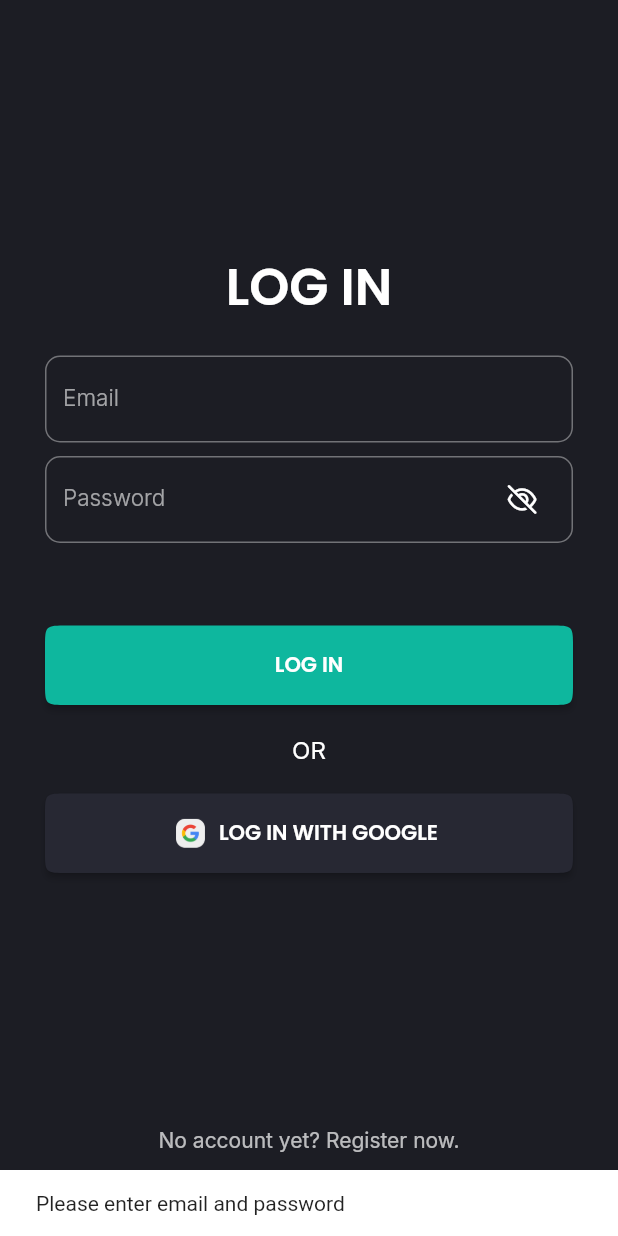
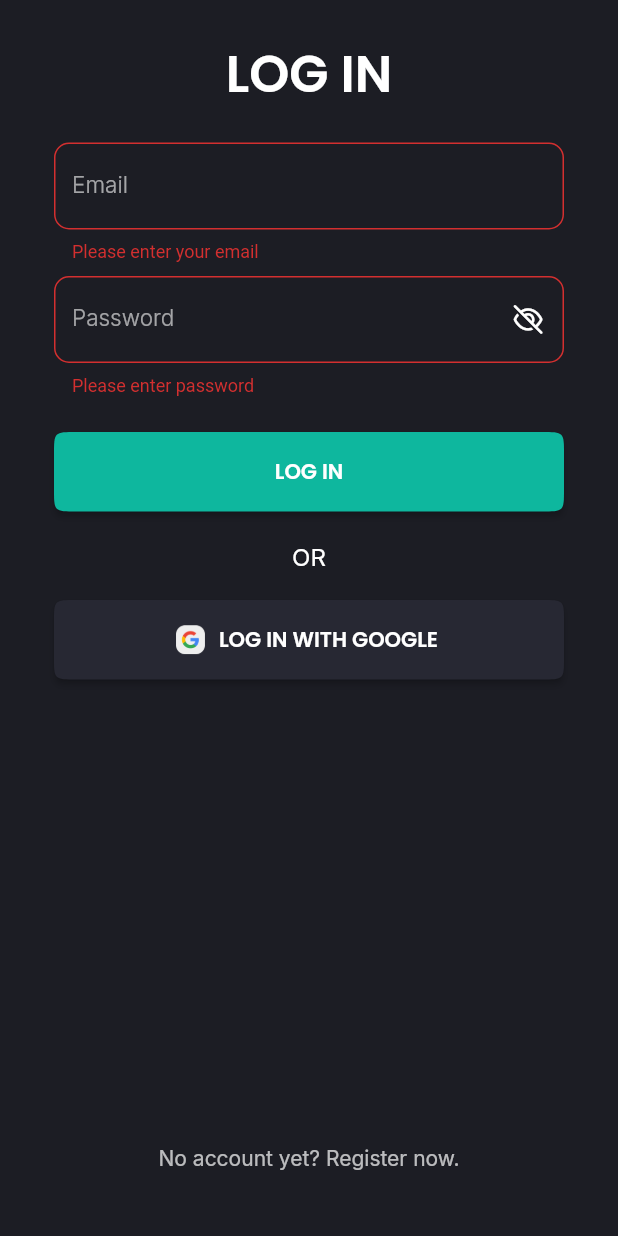
Before and after one commit to demirrepo/subtrack, a Flutter app: the Signin screen opened directly, after a tap on "LOG IN", on a phone screen of 412 x 824 dp. Run offline on Flutter 3.47's test engine with Material 3 defaults, Android fonts, the phone set to English and light mode, and no system bars; our stand-ins replace cloud_firestore, firebase_auth, firebase_core, font_awesome_flutter, google_fonts, google_sign_in; accounts and stored records are empty.

Commit message:
Sign In / Sign Up - completed || Dashboard layout building is in progress

```diff
--- a/lib/screens/signin.dart
+++ b/lib/screens/signin.dart
@@ -1,11 +1,16 @@
+import 'package:flutter/foundation.dart';
 import 'package:flutter/material.dart';
-import 'package:flutter/foundation.dart';
+import 'package:google_fonts/google_fonts.dart';
+import 'package:font_awesome_flutter/font_awesome_flutter.dart';
+import 'package:cloud_firestore/cloud_firestore.dart';
+import 'package:firebase_auth/firebase_auth.dart';
+import 'package:subtrack/screens/dashboard.dart';
 import 'package:subtrack/screens/signup.dart';
 import '../services/auth_service.dart';
-import 'package:google_fonts/google_fonts.dart';
-import 'package:font_awesome_flutter/font_awesome_flutter.dart';
 
 class Signin extends StatefulWidget {
+  const Signin({super.key});
+
   @override
   State<StatefulWidget> createState() {
     return _SigninState();
@@ -13,6 +18,7 @@ class Signin extends StatefulWidget {
 }
 
 class _SigninState extends State<Signin> {
+  final _formKey = GlobalKey<FormState>();
   final _emailController = TextEditingController();
   final _passwordController = TextEditingController();
   final auth = AuthService();
@@ -26,88 +32,135 @@ class _SigninState extends State<Signin> {
     super.dispose();
   }
 
+  bool _isPasswordValid(String p) => p.trim().length >= 8;
+
+  // Ensure user doc exists and return it
+  Future<Map<String, dynamic>?> _fetchOrCreateUserDoc(User user) async {
+    final docRef = FirebaseFirestore.instance.collection('users').doc(user.uid);
+    final snap = await docRef.get();
+    if (snap.exists) return snap.data();
+
+    // create minimal doc
+    await auth.createOrUpdateUserDoc(user: user, username: user.displayName);
+    final created = await docRef.get();
+    return created.exists ? created.data() : null;
+  }
+
   Future<void> _handleEmailSignIn() async {
-    final String email = _emailController.text.trim();
-    final String password = _passwordController.text;
+    if (!_formKey.currentState!.validate()) return;
 
-    if (email.isEmpty || password.isEmpty) {
-      ScaffoldMessenger.of(context).showSnackBar(
-        const SnackBar(content: Text("Please enter email and password")),
-      );
-      return;
-    }
+    final email = _emailController.text.trim();
+    final password = _passwordController.text;
 
     setState(() => isLoading = true);
     try {
-      await auth.signIn(email, password);
+      final user = await auth.signIn(email, password);
+      if (user == null) throw Exception('Sign in returned null user');
+
+      // Ensure Firestore user doc exists
+      final userDoc = await _fetchOrCreateUserDoc(user);
+      if (kDebugMode) print('User doc after sign-in: $userDoc');
+
+      if (!mounted) return;
       ScaffoldMessenger.of(
         context,
-      ).showSnackBar(const SnackBar(content: Text("Sign in success")));
-      // Navigate to dashboard
+      ).showSnackBar(const SnackBar(content: Text('Sign in successful')));
+
+      Navigator.of(
+        context,
+      ).pushReplacement(MaterialPageRoute(builder: (_) => Dashboard()));
+      // TODO: navigate to dashboard / home and pass userDoc if needed
     } catch (e) {
+      if (!mounted) return;
       ScaffoldMessenger.of(context).showSnackBar(
-        SnackBar(content: Text("Sign in failed: ${e.toString()}")),
+        SnackBar(content: Text('Sign in failed: ${e.toString()}')),
       );
-      if (kDebugMode) print(e);
+      if (kDebugMode) print('Sign in error: $e');
     } finally {
-      setState(() => isLoading = false);
+      if (mounted) setState(() => isLoading = false);
     }
   }
 
   Future<void> _handleGoogleSignIn() async {
     setState(() => isLoading = true);
     try {
-      final user =
-          await auth.signUpWithGoogle(); // same method works for sign-in
+      // Make sure your AuthService exposes signInWithGoogle();
+      // if your service uses signUpWithGoogle() keep that name instead.
+      final user = await auth.signInWithGoogle();
       if (user == null) {
+        if (!mounted) return;
         ScaffoldMessenger.of(context).showSnackBar(
-          const SnackBar(content: Text("Google sign-in cancelled")),
+          const SnackBar(content: Text('Google sign-in cancelled')),
         );
-      } else {
-        ScaffoldMessenger.of(
+        return;
+      }
+
+      // Ensure Firestore user doc exists
+      final userDoc = await _fetchOrCreateUserDoc(user);
+      if (kDebugMode) print('Google user doc: $userDoc');
+
+      if (!mounted) return;
+      ScaffoldMessenger.of(context).showSnackBar(
+        const SnackBar(content: Text('Google sign-in successful')),
+      );
+
+      Navigator.of(
         context,
-        ).showSnackBar(const SnackBar(content: Text("Google sign-in success")));
-        // Navigate to dashboard
-      }
+      ).pushReplacement(MaterialPageRoute(builder: (_) => Dashboard()));
+
+      // TODO: navigate to dashboard / home
     } catch (e) {
+      if (!mounted) return;
       ScaffoldMessenger.of(context).showSnackBar(
-        SnackBar(content: Text("Google sign-in failed: ${e.toString()}")),
+        SnackBar(content: Text('Google sign-in failed: ${e.toString()}')),
       );
-      if (kDebugMode) print(e);
+      if (kDebugMode) print('Google sign-in error: $e');
     } finally {
-      setState(() => isLoading = false);
+      if (mounted) setState(() => isLoading = false);
     }
   }
 
   @override
   Widget build(BuildContext context) {
+    const accent = Color(0xFF0EB79E);
+
     return Scaffold(
+      resizeToAvoidBottomInset: false,
       backgroundColor: const Color(0xFF1C1D24),
       body: SafeArea(
         child: Padding(
-          padding: const EdgeInsets.all(12),
+          // outer padding (same as signup)
+          padding: const EdgeInsets.symmetric(horizontal: 18),
           child: Column(
             children: [
-              // Centered, non-scrollable form area
+              // form area (aligned to top, horizontally centered)
               Expanded(
-                child: Center(
+                child: Align(
+                  alignment: Alignment.topCenter,
+                  child: Padding(
+                    padding: const EdgeInsets.only(top: 24),
                     child: Column(
-                    mainAxisSize:
-                        MainAxisSize.min, // keep form compact & centered
+                      mainAxisSize: MainAxisSize.min,
                       children: [
                         Text(
-                        "LOG IN",
+                          'LOG IN',
                           style: GoogleFonts.poppins(
                             color: Colors.white,
                             fontSize: 34,
                             fontWeight: FontWeight.w600,
                           ),
                         ),
+
                         const SizedBox(height: 20),
 
+                        // inner padding matches signup (adds extra horizontal inset)
                         Padding(
                           padding: const EdgeInsets.symmetric(horizontal: 18),
-                        child: TextField(
+                          child: Form(
+                            key: _formKey,
+                            child: Column(
+                              children: [
+                                TextFormField(
                                   controller: _emailController,
                                   style: GoogleFonts.inter(
                                     fontSize: 15,
@@ -121,14 +174,21 @@ class _SigninState extends State<Signin> {
                                       borderRadius: BorderRadius.circular(10),
                                     ),
                                   ),
-                        ),
+                                  validator: (v) {
+                                    final s = v?.trim() ?? '';
+                                    if (s.isEmpty)
+                                      return 'Please enter your email';
+                                    if (!RegExp(
+                                      r'^[^@]+@[^@]+\.[^@]+',
+                                    ).hasMatch(s))
+                                      return 'Enter a valid email';
+                                    return null;
+                                  },
                                 ),
 
                                 const SizedBox(height: 9),
 
-                      Padding(
-                        padding: const EdgeInsets.symmetric(horizontal: 18),
-                        child: TextField(
+                                TextFormField(
                                   obscureText: _passwordVisible,
                                   controller: _passwordController,
                                   style: GoogleFonts.inter(
@@ -138,9 +198,7 @@ class _SigninState extends State<Signin> {
                                   ),
                                   keyboardType: TextInputType.visiblePassword,
                                   decoration: InputDecoration(
-                            suffixIcon: Padding(
-                              padding: const EdgeInsets.only(right: 10),
-                              child: IconButton(
+                                    suffixIcon: IconButton(
                                       onPressed: () {
                                         setState(() {
                                           _passwordVisible = !_passwordVisible;
@@ -148,16 +206,15 @@ class _SigninState extends State<Signin> {
                                       },
                                       icon:
                                           _passwordVisible
-                                        ? FaIcon(
+                                              ? const FaIcon(
                                                 FontAwesomeIcons.eyeSlash,
                                                 color: Colors.white,
                                                 size: 17,
                                               )
-                                        : FaIcon(
+                                              : const FaIcon(
                                                 FontAwesomeIcons.eye,
                                                 color: Colors.white,
                                                 size: 17,
-                                        ),
                                               ),
                                     ),
                                     labelText: 'Password',
@@ -165,35 +222,40 @@ class _SigninState extends State<Signin> {
                                       borderRadius: BorderRadius.circular(10),
                                     ),
                                   ),
-                        ),
+                                  validator: (v) {
+                                    final s = v ?? '';
+                                    if (s.isEmpty)
+                                      return 'Please enter password';
+                                    if (!_isPasswordValid(s))
+                                      return 'Password must be at least 8 characters';
+                                    return null;
+                                  },
                                 ),
 
-                      const SizedBox(height: 55),
+                                const SizedBox(height: 24),
 
-                      Padding(
-                        padding: const EdgeInsets.symmetric(horizontal: 18),
-                        child: SizedBox(
+                                SizedBox(
                                   height: 53,
                                   width: double.infinity,
                                   child: ElevatedButton(
                                     style: ElevatedButton.styleFrom(
-                              backgroundColor: const Color(0xFF0EB79E),
+                                      backgroundColor: accent,
                                       shape: ContinuousRectangleBorder(
                                         borderRadius: BorderRadius.circular(15),
                                       ),
                                     ),
-                            onPressed: isLoading ? null : _handleEmailSignIn,
+                                    onPressed:
+                                        isLoading ? null : _handleEmailSignIn,
                                     child:
                                         isLoading
                                             ? const CircularProgressIndicator(
                                               color: Colors.white,
                                             )
                                             : Text(
-                                      "LOG IN",
+                                              'LOG IN',
                                               style: GoogleFonts.poppins(
                                                 color: Colors.white,
                                                 fontWeight: FontWeight.w600,
-                                      ),
                                               ),
                                             ),
                                   ),
@@ -202,19 +264,17 @@ class _SigninState extends State<Signin> {
                                 const SizedBox(height: 20),
 
                                 Text(
-                        "OR",
+                                  'OR',
                                   style: GoogleFonts.inter(
                                     fontSize: 16,
+                                    color: Colors.white,
                                     fontWeight: FontWeight.w400,
-                          color: Colors.white,
                                   ),
                                 ),
 
                                 const SizedBox(height: 20),
 
-                      Padding(
-                        padding: const EdgeInsets.symmetric(horizontal: 18),
-                        child: SizedBox(
+                                SizedBox(
                                   height: 53,
                                   width: double.infinity,
                                   child: ElevatedButton.icon(
@@ -229,16 +289,16 @@ class _SigninState extends State<Signin> {
                                         borderRadius: BorderRadius.circular(15),
                                       ),
                                     ),
-                            onPressed: isLoading ? null : _handleGoogleSignIn,
+                                    onPressed:
+                                        isLoading ? null : _handleGoogleSignIn,
                                     label:
                                         isLoading
                                             ? const SizedBox.shrink()
                                             : Text(
-                                      "LOG IN WITH GOOGLE",
+                                              'LOG IN WITH GOOGLE',
                                               style: GoogleFonts.poppins(
                                                 color: Colors.white,
                                                 fontWeight: FontWeight.w600,
-                                      ),
                                               ),
                                             ),
                                   ),
@@ -247,18 +307,23 @@ class _SigninState extends State<Signin> {
                             ),
                           ),
                         ),
+                      ],
+                    ),
+                  ),
+                ),
+              ),
 
-              // Footer pinned to the bottom with spacing
+              // footer pinned to bottom with same spacing as signup
               Padding(
                 padding: const EdgeInsets.only(bottom: 28),
                 child: TextButton(
                   onPressed: () {
-                    Navigator.of(
-                      context,
-                    ).push(MaterialPageRoute(builder: (context) => Signup()));
+                    Navigator.of(context).push(
+                      MaterialPageRoute(builder: (context) => const Signup()),
+                    );
                   },
                   child: Text(
-                    "No account yet? Register now.",
+                    'No account yet? Register now.',
                     style: GoogleFonts.inter(
                       fontSize: 14,
                       color: Colors.white70,
```
Also changed, not shown: lib/main.dart (+3 -17 lines), lib/screens/dashboard.dart (added, +64 -0 lines), lib/screens/signup.dart (+65 -31 lines), lib/services/auth_service.dart (+40 -1 lines), 1 other file. Lines whose indentation alone changed are shown as unchanged.
